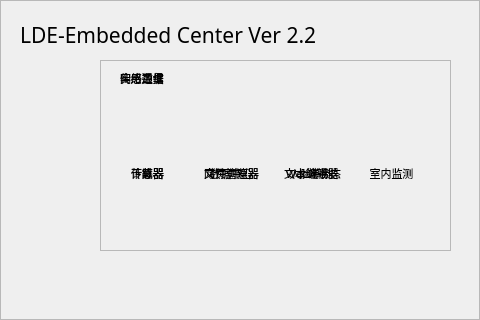
Above: src/ldecenter/form.ui from xuzhuoyi/LDE-Embedded before the change. Below: the same form after it.
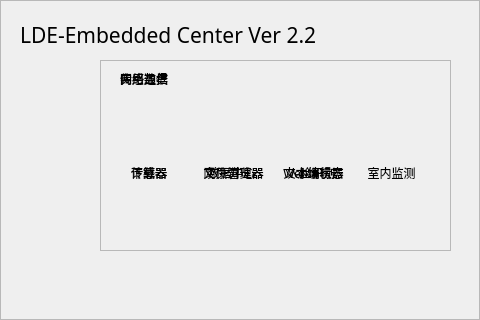
That is the form after the change. Icons and pictures are not drawn. Custom widgets are drawn as their Qt base class.

Commit message: Trim Ui Again

Diff of the .ui file:
```diff
--- a/src/ldecenter/form.ui
+++ b/src/ldecenter/form.ui
@@ -96,7 +96,7 @@
      <rect>
       <x>20</x>
       <y>20</y>
-      <width>321</width>
+      <width>411</width>
       <height>31</height>
      </rect>
     </property>
@@ -209,13 +209,13 @@
       <rect>
        <x>20</x>
        <y>10</y>
-       <width>61</width>
+       <width>75</width>
        <height>17</height>
       </rect>
      </property>
      <property name="font">
       <font>
-       <pointsize>8</pointsize>
+       <pointsize>9</pointsize>
       </font>
      </property>
      <property name="text">
@@ -233,7 +233,7 @@
      </property>
      <property name="font">
       <font>
-       <pointsize>8</pointsize>
+       <pointsize>9</pointsize>
       </font>
      </property>
      <property name="text">
@@ -245,13 +245,13 @@
       <rect>
        <x>96</x>
        <y>105</y>
-       <width>71</width>
+       <width>75</width>
        <height>16</height>
       </rect>
      </property>
      <property name="font">
       <font>
-       <pointsize>8</pointsize>
+       <pointsize>9</pointsize>
       </font>
      </property>
      <property name="text">
@@ -266,13 +266,13 @@
       <rect>
        <x>176</x>
        <y>105</y>
-       <width>71</width>
+       <width>75</width>
        <height>16</height>
       </rect>
      </property>
      <property name="font">
       <font>
-       <pointsize>8</pointsize>
+       <pointsize>9</pointsize>
       </font>
      </property>
      <property name="text">
@@ -382,13 +382,13 @@
       <rect>
        <x>20</x>
        <y>10</y>
-       <width>61</width>
+       <width>75</width>
        <height>17</height>
       </rect>
      </property>
      <property name="font">
       <font>
-       <pointsize>8</pointsize>
+       <pointsize>9</pointsize>
       </font>
      </property>
      <property name="text">
@@ -406,7 +406,7 @@
      </property>
      <property name="font">
       <font>
-       <pointsize>8</pointsize>
+       <pointsize>9</pointsize>
       </font>
      </property>
      <property name="text">
@@ -418,13 +418,13 @@
       <rect>
        <x>96</x>
        <y>105</y>
-       <width>71</width>
+       <width>75</width>
        <height>16</height>
       </rect>
      </property>
      <property name="font">
       <font>
-       <pointsize>8</pointsize>
+       <pointsize>9</pointsize>
       </font>
      </property>
      <property name="text">
@@ -445,7 +445,7 @@
      </property>
      <property name="font">
       <font>
-       <pointsize>8</pointsize>
+       <pointsize>9</pointsize>
       </font>
      </property>
      <property name="text">
@@ -593,13 +593,13 @@
       <rect>
        <x>20</x>
        <y>10</y>
-       <width>61</width>
+       <width>75</width>
        <height>17</height>
       </rect>
      </property>
      <property name="font">
       <font>
-       <pointsize>8</pointsize>
+       <pointsize>9</pointsize>
       </font>
      </property>
      <property name="text">
@@ -617,7 +617,7 @@
      </property>
      <property name="font">
       <font>
-       <pointsize>8</pointsize>
+       <pointsize>9</pointsize>
       </font>
      </property>
      <property name="text">
@@ -635,7 +635,7 @@
      </property>
      <property name="font">
       <font>
-       <pointsize>8</pointsize>
+       <pointsize>9</pointsize>
       </font>
      </property>
      <property name="text">
@@ -656,7 +656,7 @@
      </property>
      <property name="font">
       <font>
-       <pointsize>8</pointsize>
+       <pointsize>9</pointsize>
       </font>
      </property>
      <property name="text">
@@ -696,7 +696,7 @@
      </property>
      <property name="font">
       <font>
-       <pointsize>8</pointsize>
+       <pointsize>9</pointsize>
       </font>
      </property>
      <property name="text">
```
The commit also changes 2 other files.
